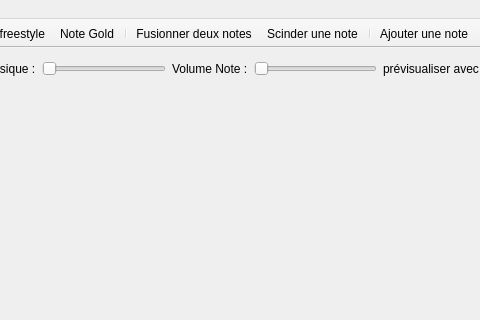
Above: src/editorwindow.ui from Bramas/Ultratools before the change; both pictures show x 333 to 813 and y 0 to 320 of the 960 by 534 pixel window. Below: the same form after it.
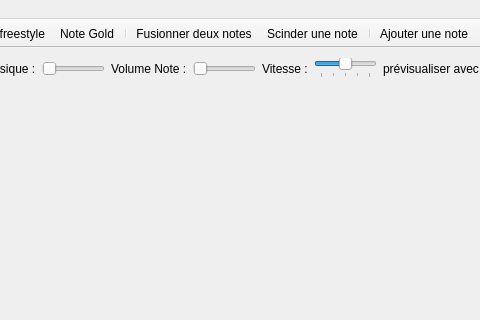
That is the form after the change. Icons and pictures are not drawn.

Commit message: add slider to control speed of playback

Diff of the .ui file:
```diff
--- a/src/editorwindow.ui
+++ b/src/editorwindow.ui
@@ -85,6 +85,35 @@
           </property>
          </widget>
         </item>
+        <item>
+         <widget class="QLabel" name="label_7">
+          <property name="text">
+           <string>Vitesse :</string>
+          </property>
+         </widget>
+        </item>
+        <item>
+         <widget class="QSlider" name="Slider_Speed">
+          <property name="maximum">
+           <number>48</number>
+          </property>
+          <property name="pageStep">
+           <number>7</number>
+          </property>
+          <property name="value">
+           <number>24</number>
+          </property>
+          <property name="orientation">
+           <enum>Qt::Horizontal</enum>
+          </property>
+          <property name="tickPosition">
+           <enum>QSlider::TicksBelow</enum>
+          </property>
+          <property name="tickInterval">
+           <number>12</number>
+          </property>
+         </widget>
+        </item>
         <item>
          <widget class="QLabel" name="label_3">
           <property name="text">
```
The commit also changes 7 other files.
